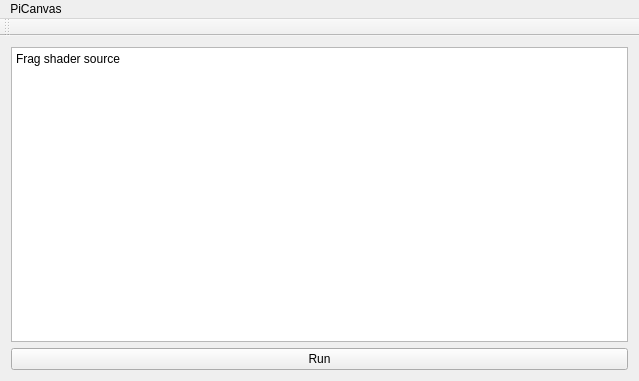
Old version of the form mainwindow.ui in the repository hkilian/piCanvas.
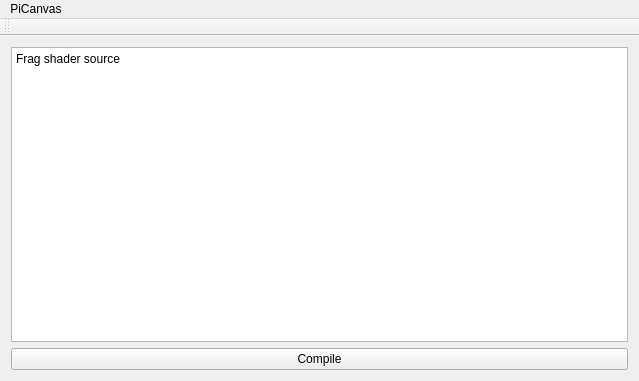
New version of the form.

Diff of the .ui file:
```diff
--- a/mainwindow.ui
+++ b/mainwindow.ui
@@ -50,7 +50,7 @@
     <item>
      <widget class="QPushButton" name="runButton">
       <property name="text">
-       <string>Run</string>
+       <string>Compile</string>
       </property>
      </widget>
     </item>
```
Left out of the diff: 2 changed lines with no effect on the pictures.
